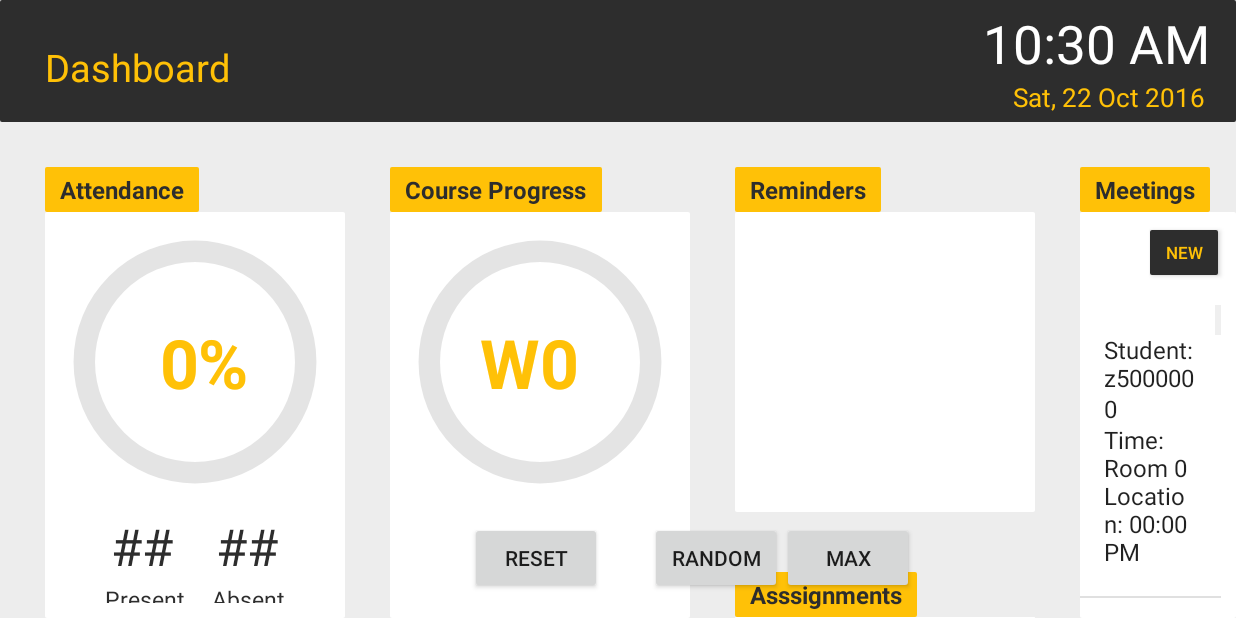
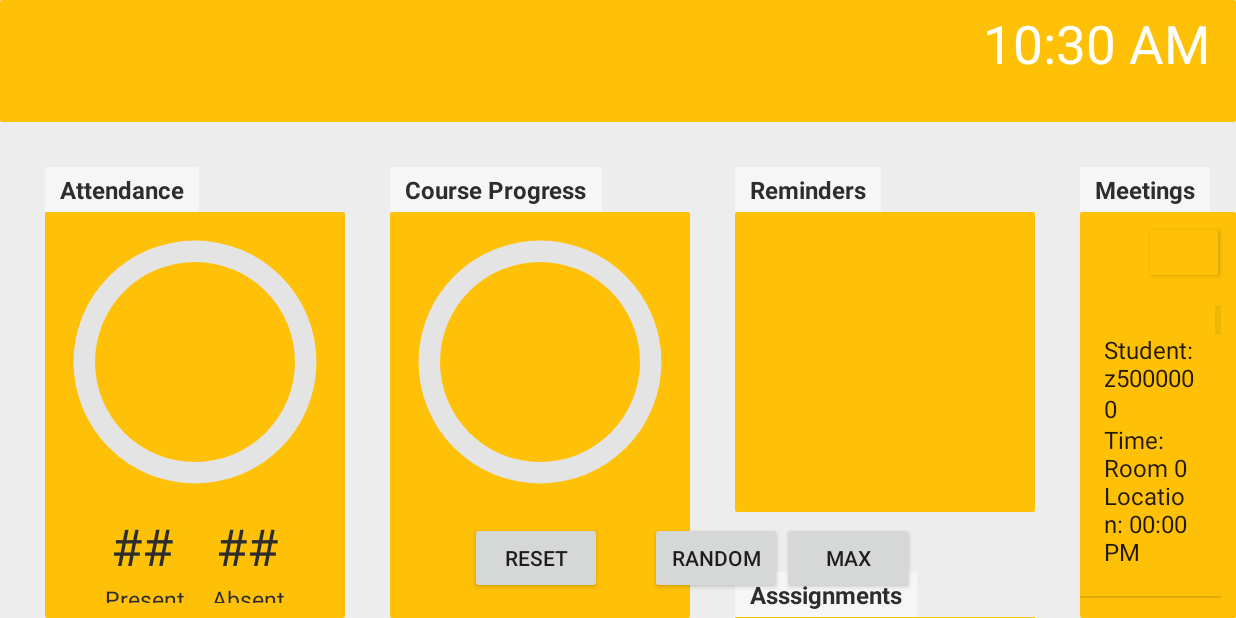
Before and after one commit to wsoehendra/MorgBook, an Android app: the DashboardActivity screen opened directly, with no data from a screen before it, on a phone screen of 824 x 412 dp (held sideways). Run offline under Robolectric (Android 15) with nearby library versions, the phone set to English and light mode, and no system bars.

Commit message:
Minor changes to Button Colours

```diff
--- /dev/null
+++ b/app/src/main/res/drawable/rectangle.xml
@@ -0,0 +1,7 @@
+<?xml version="1.0" encoding="utf-8"?>
+<shape
+    xmlns:android="http://schemas.android.com/apk/res/android"
+    android:shape="rectangle">
+    <corners android:radius="1dp" />
+        <solid android:color="#88FFFFFF" />
+</shape>
--- /dev/null
+++ b/app/src/main/res/drawable/rectangledark.xml
@@ -0,0 +1,7 @@
+<?xml version="1.0" encoding="utf-8"?>
+<shape
+    xmlns:android="http://schemas.android.com/apk/res/android"
+    android:shape="rectangle">
+    <corners android:radius="1dp" />
+        <solid android:color="#FFC107" />
+</shape>
--- /dev/null
+++ b/app/src/main/res/drawable/rectanglewhite.xml
@@ -0,0 +1,7 @@
+<?xml version="1.0" encoding="utf-8"?>
+<shape
+    xmlns:android="http://schemas.android.com/apk/res/android"
+    android:shape="rectangle">
+    <corners android:radius="1dp" />
+        <solid android:color="#FFC107" />
+</shape>
```
Also changed, not shown: app/src/main/java/com/willnjames/android/morgbook/AttendanceActivity.java (+5 -5 lines).
